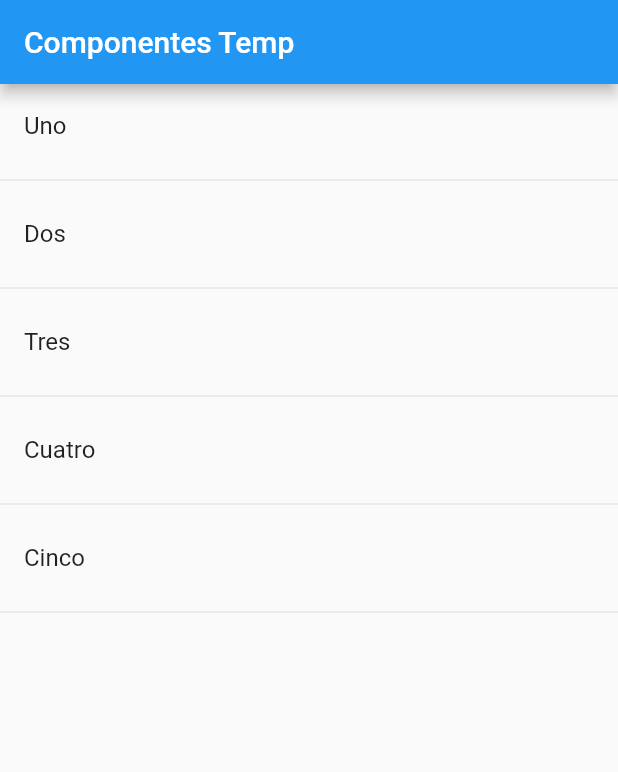
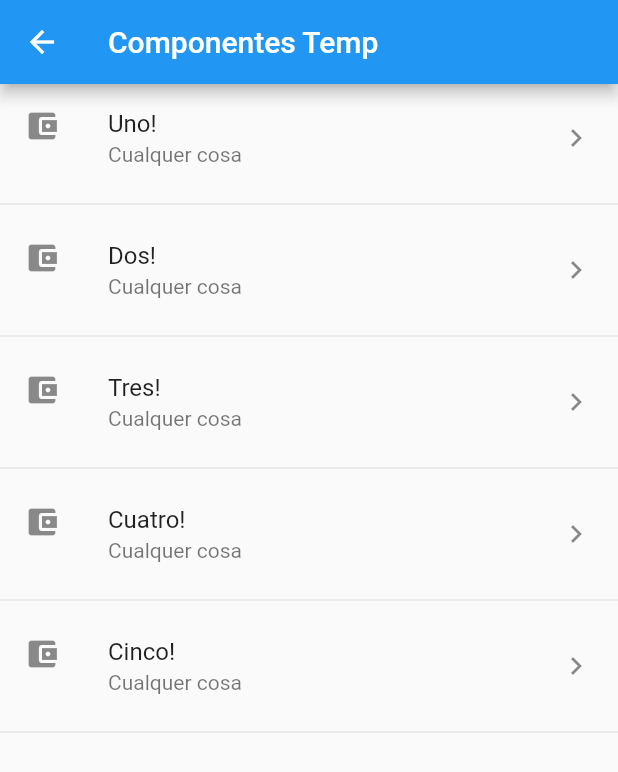
Before and after one commit to VctrorPerez/2021dsm43-dapps, a Flutter app: the HomePageTemp screen opened directly, on a phone screen of 412 x 824 dp. Shown: the top 772 px of the screen. Run offline on Flutter 3.47's test engine with Material 2 defaults, Android fonts, the phone set to English and light mode, and no system bars; missing offline and left inert: dart:ffi.

Commit message:
Componentes Flutter 5-10

```diff
--- a/Flutter/componentes/componentes/lib/src/pages/home_temp.dart
+++ b/Flutter/componentes/componentes/lib/src/pages/home_temp.dart
@@ -1,3 +1,6 @@
+import 'dart:collection';
+import 'dart:ffi';
+
 import 'package:flutter/material.dart';
 
 class HomePageTemp extends StatelessWidget {
@@ -9,7 +12,9 @@ class HomePageTemp extends StatelessWidget {
       appBar: AppBar(
         title: Text('Componentes Temp'),
       ),
-      body: ListView(children: _crearItems()),
+      body: ListView(
+          //children: _crearItems()
+          children: _crearItemsCorta()),
     );
   }
 
@@ -27,7 +32,20 @@ class HomePageTemp extends StatelessWidget {
     return lista;
   }
 
-  //List<Widget> _crearItemsCorto() {
-  //return ;
-  //}
+  List<Widget> _crearItemsCorta() {
+    return opciones.map((item) {
+      return Column(
+        children: <Widget>[
+          ListTile(
+            title: Text(item + '!'),
+            subtitle: Text('Cualquer cosa'),
+            leading: Icon(Icons.account_balance_wallet),
+            trailing: Icon(Icons.keyboard_arrow_right),
+            onTap: () {},
+          ),
+          Divider()
+        ],
+      );
+    }).toList();
+  }
 }
--- a/Flutter/componentes/componentes/pubspec.yaml
+++ b/Flutter/componentes/componentes/pubspec.yaml
@@ -58,8 +58,8 @@ flutter:
   uses-material-design: true
 
   # To add assets to your application, add an assets section, like this:
-  # assets:
-  #   - images/a_dot_burr.jpeg
+  assets:
+    - data/menu_opts.json
   #   - images/a_dot_ham.jpeg
 
   # An image asset can refer to one or more resolution-specific "variants", see
```
Also changed, not shown: Flutter/componentes/componentes/data/menu_opts.json (added, +20 -0 lines), Flutter/componentes/componentes/lib/main.dart (+4 -3 lines), Flutter/componentes/componentes/lib/src/pages/home_page.dart (added, +32 -0 lines), Flutter/componentes/componentes/lib/src/providers/menu_providers.dart (added, +22 -0 lines).
